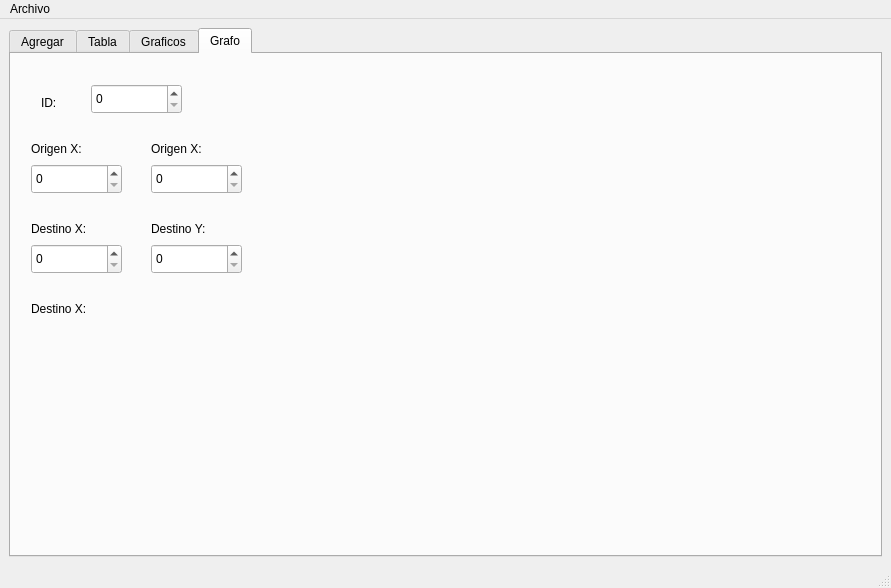
First picture: the form in views/mainwindow.ui, repository EduardoUDG/Py_aplicacionQt5Ubuntu, before the edit.
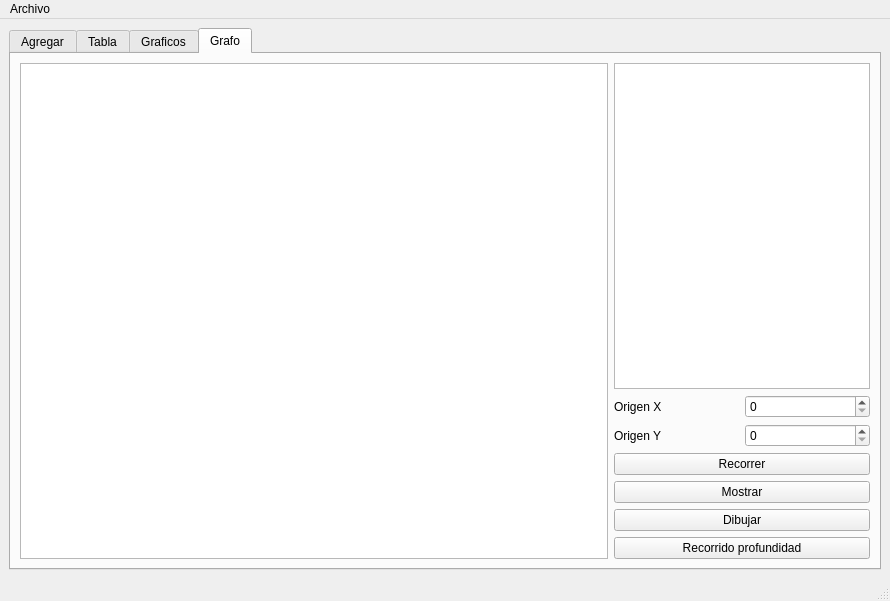
Second picture: the form after the edit.

Commit message: update - view of graph

```diff
--- a/views/mainwindow.ui
+++ b/views/mainwindow.ui
@@ -6,8 +6,8 @@
    <rect>
     <x>0</x>
     <y>0</y>
-    <width>891</width>
-    <height>588</height>
+    <width>890</width>
+    <height>601</height>
    </rect>
   </property>
   <property name="windowTitle">
@@ -308,134 +308,62 @@
        <attribute name="title">
         <string>Grafo</string>
        </attribute>
-       <widget class="QSpinBox" name="spinBox">
-        <property name="geometry">
-         <rect>
-          <x>80</x>
-          <y>30</y>
-          <width>91</width>
-          <height>30</height>
-         </rect>
-        </property>
-       </widget>
+       <layout class="QGridLayout" name="gridLayout_6">
+        <item row="0" column="0" rowspan="7">
+         <widget class="QGraphicsView" name="grafo_graphicsView"/>
+        </item>
+        <item row="0" column="1" colspan="2">
+         <widget class="QPlainTextEdit" name="grafo_plainTextEdit"/>
+        </item>
+        <item row="1" column="1">
        <widget class="QLabel" name="label_11">
-        <property name="geometry">
-         <rect>
-          <x>30</x>
-          <y>40</y>
-          <width>67</width>
-          <height>17</height>
-         </rect>
-        </property>
         <property name="text">
-         <string>ID:</string>
-        </property>
-       </widget>
+           <string>Origen X</string>
+          </property>
+         </widget>
+        </item>
+        <item row="1" column="2">
+         <widget class="QSpinBox" name="grafo_origenx_spinBox"/>
+        </item>
+        <item row="2" column="1">
        <widget class="QLabel" name="label_12">
-        <property name="geometry">
-         <rect>
-          <x>20</x>
-          <y>80</y>
-          <width>67</width>
-          <height>30</height>
-         </rect>
-        </property>
         <property name="text">
-         <string>Origen X:</string>
-        </property>
-       </widget>
-       <widget class="QSpinBox" name="spinBox_2">
-        <property name="geometry">
-         <rect>
-          <x>20</x>
-          <y>110</y>
-          <width>91</width>
-          <height>30</height>
-         </rect>
-        </property>
-       </widget>
-       <widget class="QLabel" name="label_13">
-        <property name="geometry">
-         <rect>
-          <x>140</x>
-          <y>80</y>
-          <width>67</width>
-          <height>30</height>
-         </rect>
-        </property>
+           <string>Origen Y</string>
+          </property>
+         </widget>
+        </item>
+        <item row="2" column="2">
+         <widget class="QSpinBox" name="grafo_origeny_spinBox"/>
+        </item>
+        <item row="3" column="1" colspan="2">
+         <widget class="QPushButton" name="grafo_recorrer_pushButton">
         <property name="text">
-         <string>Origen X:</string>
-        </property>
-       </widget>
-       <widget class="QSpinBox" name="spinBox_3">
-        <property name="geometry">
-         <rect>
-          <x>140</x>
-          <y>110</y>
-          <width>91</width>
-          <height>30</height>
-         </rect>
-        </property>
-       </widget>
-       <widget class="QLabel" name="label_14">
-        <property name="geometry">
-         <rect>
-          <x>20</x>
-          <y>160</y>
-          <width>81</width>
-          <height>30</height>
-         </rect>
-        </property>
+           <string>Recorrer</string>
+          </property>
+         </widget>
+        </item>
+        <item row="4" column="1" colspan="2">
+         <widget class="QPushButton" name="grafo_mostrar_pushButton">
         <property name="text">
-         <string>Destino X:</string>
-        </property>
-       </widget>
-       <widget class="QLabel" name="label_15">
-        <property name="geometry">
-         <rect>
-          <x>140</x>
-          <y>160</y>
-          <width>81</width>
-          <height>30</height>
-         </rect>
-        </property>
+           <string>Mostrar</string>
+          </property>
+         </widget>
+        </item>
+        <item row="5" column="1" colspan="2">
+         <widget class="QPushButton" name="grafo_dibujar_pushButton">
         <property name="text">
-         <string>Destino Y:</string>
-        </property>
-       </widget>
-       <widget class="QSpinBox" name="spinBox_4">
-        <property name="geometry">
-         <rect>
-          <x>20</x>
-          <y>190</y>
-          <width>91</width>
-          <height>30</height>
-         </rect>
-        </property>
-       </widget>
-       <widget class="QSpinBox" name="spinBox_5">
-        <property name="geometry">
-         <rect>
-          <x>140</x>
-          <y>190</y>
-          <width>91</width>
-          <height>30</height>
-         </rect>
-        </property>
-       </widget>
-       <widget class="QLabel" name="label_16">
-        <property name="geometry">
-         <rect>
-          <x>20</x>
-          <y>240</y>
-          <width>81</width>
-          <height>30</height>
-         </rect>
-        </property>
+           <string>Dibujar</string>
+          </property>
+         </widget>
+        </item>
+        <item row="6" column="1" colspan="2">
+         <widget class="QPushButton" name="grafo_profundidad_pushButton">
         <property name="text">
-         <string>Destino X:</string>
-        </property>
-       </widget>
+           <string>Recorrido profundidad</string>
+          </property>
+         </widget>
+        </item>
+       </layout>
       </widget>
      </widget>
     </item>
@@ -446,7 +374,7 @@
     <rect>
      <x>0</x>
      <y>0</y>
-     <width>891</width>
+     <width>890</width>
      <height>22</height>
     </rect>
    </property>
```
Lines whose indentation alone changed are shown as unchanged. The commit also changes 2 other files.
